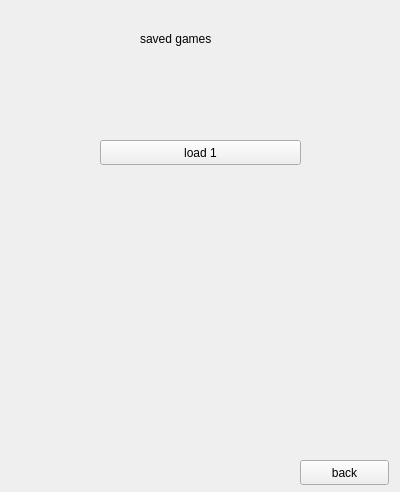
Qt form graphics/rakab/savedgamesmenu.ui (pouyatavakoli/Rakab) before a commit.
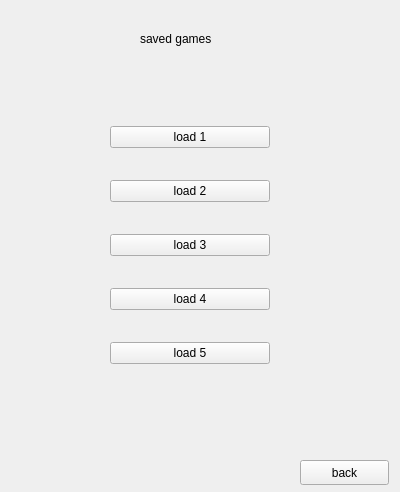
The same form after that commit.

Commit message: load upto 5 games

Patch:
```diff
--- a/graphics/rakab/savedgamesmenu.ui
+++ b/graphics/rakab/savedgamesmenu.ui
@@ -39,18 +39,52 @@
     <string>back</string>
    </property>
   </widget>
-  <widget class="QPushButton" name="load1_btn">
+  <widget class="QWidget" name="verticalLayoutWidget">
    <property name="geometry">
     <rect>
-     <x>100</x>
-     <y>140</y>
-     <width>201</width>
-     <height>25</height>
+     <x>110</x>
+     <y>100</y>
+     <width>160</width>
+     <height>291</height>
     </rect>
    </property>
-   <property name="text">
-    <string>load 1</string>
-   </property>
+   <layout class="QVBoxLayout" name="verticalLayout">
+    <item>
+     <widget class="QPushButton" name="load1_btn">
+      <property name="text">
+       <string>load 1</string>
+      </property>
+     </widget>
+    </item>
+    <item>
+     <widget class="QPushButton" name="load2_btn">
+      <property name="text">
+       <string>load 2</string>
+      </property>
+     </widget>
+    </item>
+    <item>
+     <widget class="QPushButton" name="load3_btn">
+      <property name="text">
+       <string>load 3</string>
+      </property>
+     </widget>
+    </item>
+    <item>
+     <widget class="QPushButton" name="load4_btn">
+      <property name="text">
+       <string>load 4</string>
+      </property>
+     </widget>
+    </item>
+    <item>
+     <widget class="QPushButton" name="load5_btn">
+      <property name="text">
+       <string>load 5</string>
+      </property>
+     </widget>
+    </item>
+   </layout>
   </widget>
  </widget>
  <resources/>
```
The commit also changes 4 other files.
